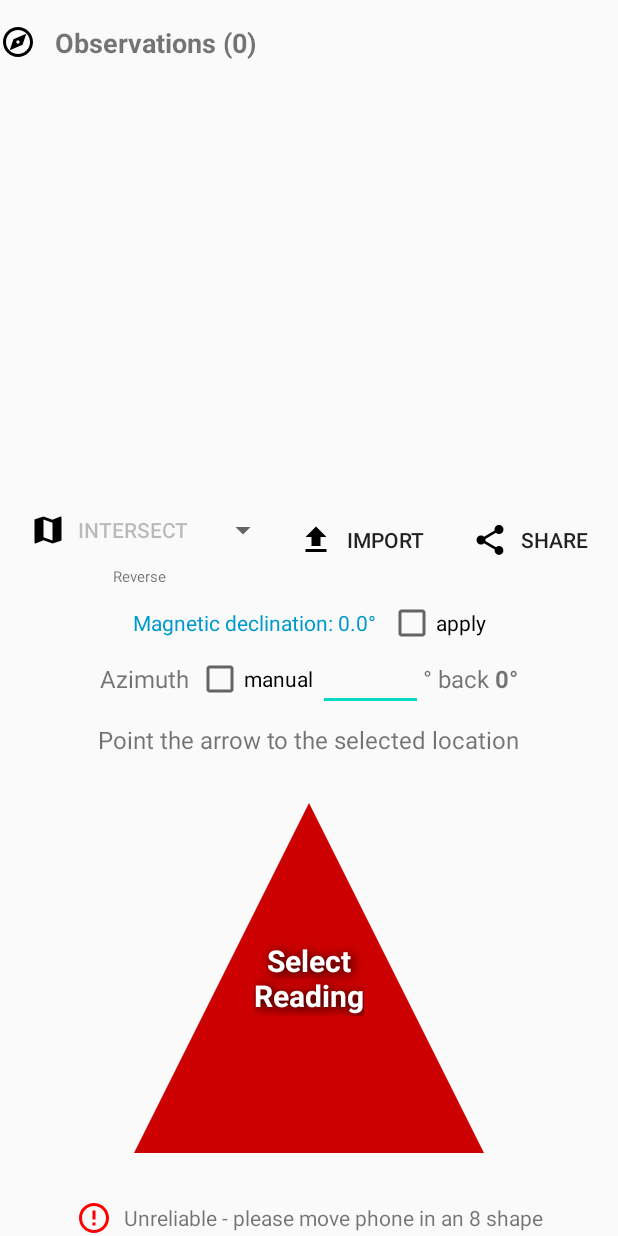
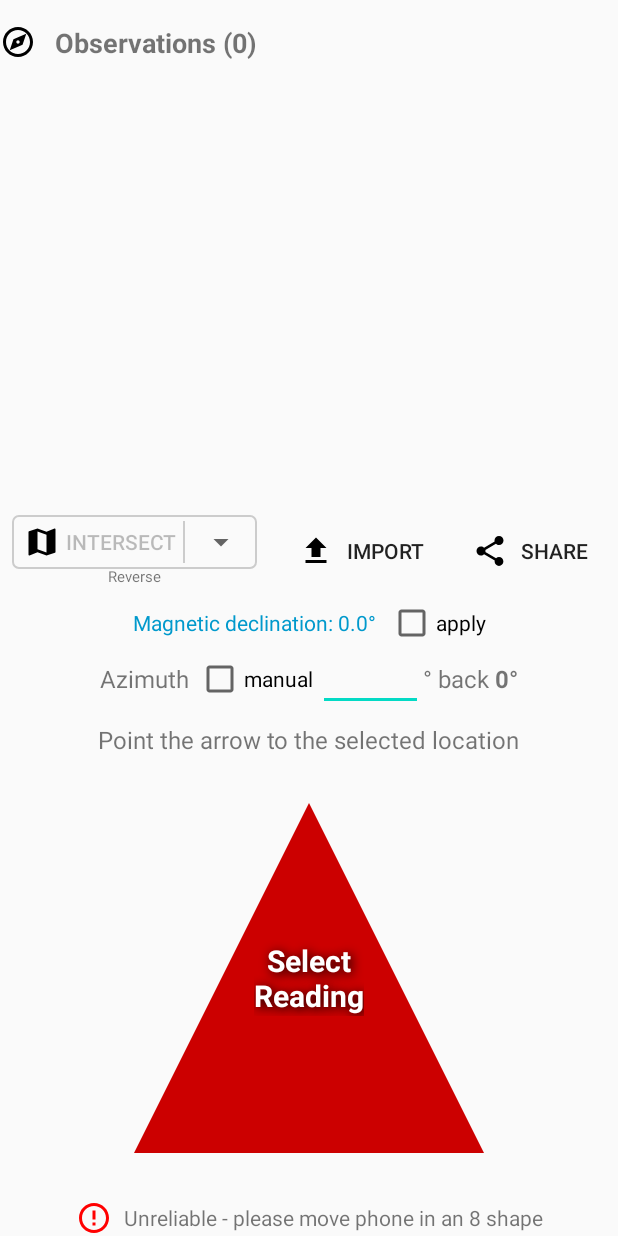
Before and after one commit to alexbodn/osmand_triangulation, an Android app: the layout fragment_home.xml on its own in the app's theme, with its tools: preview values and no code run, on a phone screen of 412 x 824 dp. Run offline under Robolectric (Android 15) with nearby library versions, the phone set to English and light mode, and no system bars.

Commit message:
Tighten intersection split button UI
This commit addresses the following:
- Wraps the Intersections action into a proper split button container.
- Minimizes the visual padding of the dropdown to save space.
- Shifts saved space into the right side of the layout, allowing the Share and Import buttons to be fully visible with their icons.

Co-authored-by: alexbodn <4792193+alexbodn@users.noreply.github.com>

```diff
--- /dev/null
+++ b/app/app/src/main/res/drawable/bg_split_button.xml
@@ -0,0 +1,7 @@
+<?xml version="1.0" encoding="utf-8"?>
+<shape xmlns:android="http://schemas.android.com/apk/res/android"
+    android:shape="rectangle">
+    <solid android:color="@android:color/transparent" />
+    <corners android:radius="4dp" />
+    <stroke android:width="1dp" android:color="#CCCCCC" />
+</shape>
--- a/app/app/src/main/res/layout/fragment_home.xml
+++ b/app/app/src/main/res/layout/fragment_home.xml
@@ -65,29 +65,46 @@
             android:layout_width="wrap_content"
             android:layout_height="wrap_content"
             android:orientation="vertical"
-            android:gravity="center">
+            android:gravity="center"
+            android:layout_marginStart="8dp">
 
             <LinearLayout
                 android:layout_width="wrap_content"
-                android:layout_height="wrap_content"
+                android:layout_height="36dp"
                 android:orientation="horizontal"
-                android:gravity="center_vertical">
+                android:gravity="center_vertical"
+                android:background="@drawable/bg_split_button">
 
                 <Button
                     android:id="@+id/btnIntersection"
                     android:layout_width="wrap_content"
-                    android:layout_height="wrap_content"
-                    android:layout_marginStart="8dp"
+                    android:layout_height="match_parent"
                     android:drawableLeft="@drawable/ic_map"
-                    android:drawablePadding="8dp"
+                    android:drawablePadding="4dp"
+                    android:paddingStart="8dp"
+                    android:paddingEnd="4dp"
+                    android:minWidth="0dp"
+                    android:minHeight="0dp"
                     android:text="Intersect"
-                    style="?android:attr/borderlessButtonStyle"
+                    android:textSize="14sp"
+                    android:background="@android:color/transparent"
                     android:enabled="false" />
+
+                <View
+                    android:layout_width="1dp"
+                    android:layout_height="match_parent"
+                    android:layout_marginTop="4dp"
+                    android:layout_marginBottom="4dp"
+                    android:background="#CCCCCC"/>
 
                 <Spinner
                     android:id="@+id/spnIntersectionMode"
                     android:layout_width="wrap_content"
-                    android:layout_height="wrap_content" />
+                    android:layout_height="match_parent"
+                    android:minWidth="24dp"
+                    android:minHeight="0dp"
+                    android:paddingStart="0dp"
+                    android:paddingEnd="0dp" />
             </LinearLayout>
 
             <TextView
@@ -95,6 +112,7 @@
                 android:layout_width="wrap_content"
                 android:layout_height="wrap_content"
                 android:textSize="10sp"
+                android:layout_marginTop="-2dp"
                 android:text="Reverse" />
         </LinearLayout>
 
```
Also changed, not shown: 1 other file.
